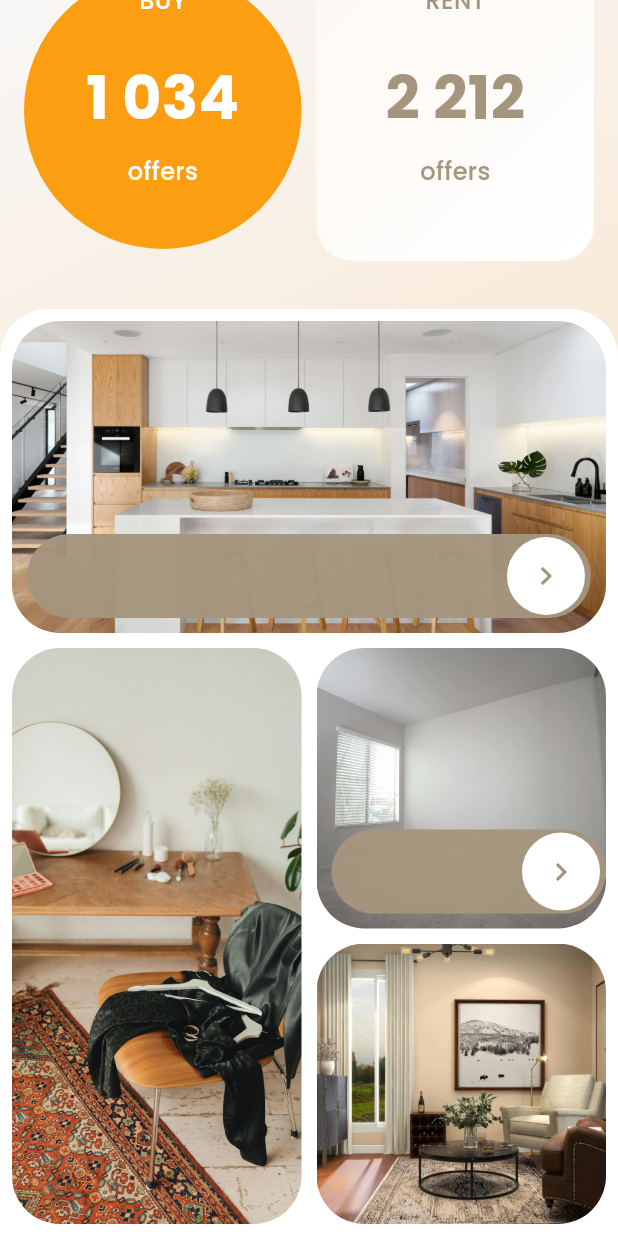
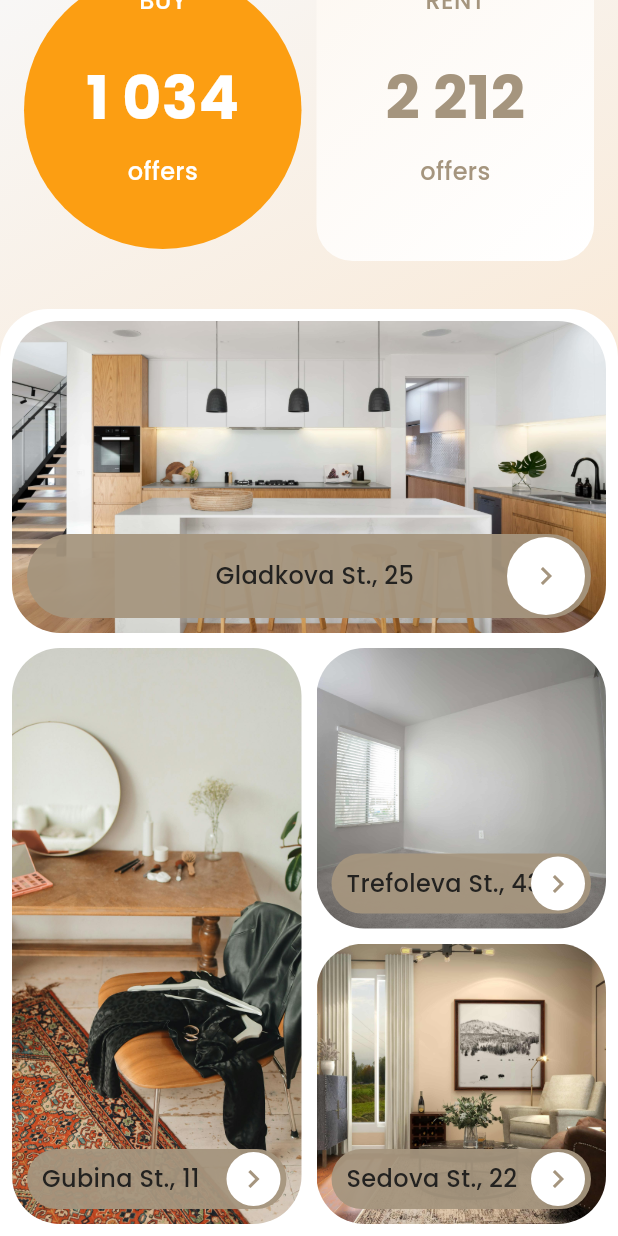
Before and after one commit to unknownaloy/moniepoint_task_01, a Flutter app: the screen it shows after launch, scrolled down 293 dp, on a phone screen of 412 x 824 dp. Run offline on Flutter 3.47's test engine with Material 3 defaults, Android fonts, the phone set to English and light mode, and no system bars; our stand-ins replace google_fonts.

Commit message:
Implement slider animation

```diff
--- a/lib/screens/home_screen.dart
+++ b/lib/screens/home_screen.dart
@@ -1,5 +1,6 @@
 import 'package:flutter/material.dart';
 import 'package:moniepoint_task/widgets/buy_offers_ui.dart';
+import 'package:moniepoint_task/widgets/image_card.dart';
 import 'package:moniepoint_task/widgets/rent_offers_ui.dart';
 
 class HomeScreen extends StatefulWidget {
@@ -24,8 +25,9 @@ class _HomeScreenState extends State<HomeScreen> with TickerProviderStateMixin {
   late final Animation<Offset> _slideAnimation;
 
   late final Animation<double> _kitchenAnimation;
+  late final Animation<double> _windowAnimation;
 
-  late final Animation<double> _windowAnimation;
+  late final Animation<double> _bottomImageAnimation;
 
   @override
   void initState() {
@@ -109,7 +111,7 @@ class _HomeScreenState extends State<HomeScreen> with TickerProviderStateMixin {
         curve: const Interval(
           0.40,
           0.50,
-          curve: Curves.easeIn,
+          curve: Curves.decelerate,
         ),
       ),
     );
@@ -120,6 +122,17 @@ class _HomeScreenState extends State<HomeScreen> with TickerProviderStateMixin {
         curve: const Interval(
           0.55,
           0.65,
+          curve: Curves.easeIn,
+        ),
+      ),
+    );
+
+    _bottomImageAnimation = Tween<double>(begin: 0, end: 1).animate(
+      CurvedAnimation(
+        parent: _animationController,
+        curve: const Interval(
+          0.55,
+          0.75,
           curve: Curves.easeIn,
         ),
       ),
@@ -322,48 +335,15 @@ class _HomeScreenState extends State<HomeScreen> with TickerProviderStateMixin {
                     child: Column(
                       mainAxisAlignment: MainAxisAlignment.end,
                       children: [
-                        Container(
-                          width: double.infinity,
-                          alignment: Alignment.bottomLeft,
-                          padding: const EdgeInsets.only(
-                            left: 10,
-                            bottom: 10,
-                            right: 10,
-                          ),
+                        ImageCard(
+                          assetPath: 'assets/images/kitchen.jpg',
+                          sliderText: "Gladkova St., 25",
+                          textOpacity: _kitchenAnimation.value == 1 ? _kitchenAnimation.value : 0,
+                          sliderTextAlignment: Alignment.center,
+                          sliderWidth: _kitchenAnimation.value *
+                              MediaQuery.of(context).size.width,
+                          sliderHeight: 56,
                           height: 208,
-                          decoration: const BoxDecoration(
-                            borderRadius: BorderRadius.all(
-                              Radius.circular(32),
-                            ),
-                            // color: Colors.grey,
-                            image: DecorationImage(
-                              image: AssetImage('assets/images/kitchen.jpg'),
-                              fit: BoxFit.cover,
-                            ),
-                          ),
-                          child: Container(
-                            padding: const EdgeInsets.all(2),
-                            width: (_kitchenAnimation.value *
-                                MediaQuery.of(context).size.width) + 56,
-                            height: 56,
-                            decoration: BoxDecoration(
-                              color: const Color(0xffA5957E).withAlpha(248),
-                              borderRadius: const BorderRadius.all(
-                                Radius.circular(32),
-                              ),
-                            ),
-                            child: const Align(
-                              alignment: Alignment.centerRight,
-                              child: CircleAvatar(
-                                radius: 28,
-                                backgroundColor: Colors.white,
-                                child: Icon(
-                                  Icons.chevron_right,
-                                  color: Color(0xffA5957E),
-                                ),
-                              ),
-                            ),
-                          ),
                         ),
                         const SizedBox(
                           height: 10,
@@ -373,19 +353,13 @@ class _HomeScreenState extends State<HomeScreen> with TickerProviderStateMixin {
                             mainAxisAlignment: MainAxisAlignment.spaceBetween,
                             children: [
                               Expanded(
-                                child: Container(
+                                child: ImageCard(
+                                  assetPath: 'assets/images/chair_on_rug.jpg',
+                                  sliderText: "Gubina St., 11",
+                                  textOpacity: _bottomImageAnimation.value == 1 ? _bottomImageAnimation.value : 0,
                                   height: 384,
-                                  decoration: const BoxDecoration(
-                                    borderRadius: BorderRadius.all(
-                                      Radius.circular(32),
-                                    ),
-                                    image: DecorationImage(
-                                      image: AssetImage(
-                                        'assets/images/chair_on_rug.jpg',
-                                      ),
-                                      fit: BoxFit.cover,
-                                    ),
-                                  ),
+                                  sliderWidth: _bottomImageAnimation.value *
+                                      MediaQuery.of(context).size.width,
                                 ),
                               ),
                               const SizedBox(
@@ -395,64 +369,26 @@ class _HomeScreenState extends State<HomeScreen> with TickerProviderStateMixin {
                                 child: Column(
                                   children: [
                                     Expanded(
-                                      child: Container(
-                                        width: double.infinity,
-                                        alignment: Alignment.bottomLeft,
-                                        padding: const EdgeInsets.only(
-                                          left: 10, bottom: 10, right: 0,
-                                        ),
-                                        decoration: const BoxDecoration(
-                                          borderRadius: BorderRadius.all(
-                                            Radius.circular(32),
-                                          ),
-                                          image: DecorationImage(
-                                            image: AssetImage(
-                                              'assets/images/window.jpg',
-                                            ),
-                                            fit: BoxFit.cover,
-                                          ),
-                                        ),
-                                        child: Container(
-                                          padding: const EdgeInsets.all(2),
-                                          width: (_windowAnimation.value *
-                                              MediaQuery.of(context).size.width) + 56,
-                                          height: 56,
-                                          decoration: BoxDecoration(
-                                            color: const Color(0xffA5957E).withAlpha(248),
-                                            borderRadius: const BorderRadius.all(
-                                              Radius.circular(32),
-                                            ),
-                                          ),
-                                          child: const Align(
-                                            alignment: Alignment.centerRight,
-                                            child: CircleAvatar(
-                                              radius: 28,
-                                              backgroundColor: Colors.white,
-                                              child: Icon(
-                                                Icons.chevron_right,
-                                                color: Color(0xffA5957E),
-                                              ),
-                                            ),
-                                          ),
-                                        ),
+                                      child: ImageCard(
+                                        assetPath: 'assets/images/window.jpg',
+                                        sliderText: "Trefoleva St., 43",
+                                        textOpacity: _windowAnimation.value == 1 ? _windowAnimation.value : 0,
+                                        sliderWidth: _windowAnimation.value *
+                                            MediaQuery.of(context).size.width,
                                       ),
                                     ),
                                     const SizedBox(
                                       height: 10,
                                     ),
                                     Expanded(
-                                      child: Container(
-                                        decoration: const BoxDecoration(
-                                          borderRadius: BorderRadius.all(
-                                            Radius.circular(32),
-                                          ),
-                                          image: DecorationImage(
-                                            image: AssetImage(
-                                              'assets/images/sitting_room.jpg',
-                                            ),
-                                            fit: BoxFit.cover,
-                                          ),
-                                        ),
+                                      child: ImageCard(
+                                        assetPath:
+                                            'assets/images/sitting_room.jpg',
+                                        sliderText: "Sedova St., 22",
+                                        textOpacity: _bottomImageAnimation.value == 1 ? _bottomImageAnimation.value : 0,
+                                        sliderWidth: _bottomImageAnimation
+                                                .value *
+                                            MediaQuery.of(context).size.width,
                                       ),
                                     ),
                                   ],
--- a/lib/widgets/image_card.dart
+++ b/lib/widgets/image_card.dart
@@ -0,0 +1,88 @@
+import 'package:flutter/material.dart';
+
+class ImageCard extends StatelessWidget {
+  const ImageCard({
+    required this.assetPath,
+    required this.sliderWidth,
+    this.sliderHeight = 40,
+    required this.sliderText,
+    required this.textOpacity,
+    this.sliderTextAlignment = Alignment.centerLeft,
+    this.height,
+    super.key,
+  });
+
+  final String assetPath;
+  final double sliderWidth;
+  final double sliderHeight;
+  final String sliderText;
+  final double textOpacity;
+  final Alignment sliderTextAlignment;
+  final double? height;
+
+  @override
+  Widget build(BuildContext context) {
+    return Container(
+      alignment: Alignment.bottomLeft,
+      width: double.infinity,
+      height: height,
+      padding: const EdgeInsets.only(
+        left: 10,
+        bottom: 10,
+        right: 10,
+      ),
+      decoration: BoxDecoration(
+        borderRadius: const BorderRadius.all(
+          Radius.circular(32),
+        ),
+        image: DecorationImage(
+          image: AssetImage(
+            assetPath,
+          ),
+          fit: BoxFit.cover,
+        ),
+      ),
+      child: Container(
+        padding: const EdgeInsets.only(left: 10, top: 2, bottom: 2, right: 2),
+        width: sliderWidth + sliderHeight,
+        height: sliderHeight,
+        decoration: BoxDecoration(
+          color: const Color(0xffA5957E).withAlpha(240),
+          borderRadius: const BorderRadius.all(
+            Radius.circular(32),
+          ),
+        ),
+        child: Stack(
+          children: [
+            Align(
+              alignment: sliderTextAlignment,
+              child: Opacity(
+                opacity: textOpacity,
+                child: Text(
+                  sliderText,
+                  textAlign: TextAlign.center,
+                  style: const TextStyle(
+                    color: Color(0xff232220),
+                    fontSize: 16,
+                    fontWeight: FontWeight.w500,
+                  ),
+                ),
+              ),
+            ),
+            Align(
+              alignment: Alignment.centerRight,
+              child: CircleAvatar(
+                radius: sliderHeight / 2,
+                backgroundColor: Colors.white,
+                child: const Icon(
+                  Icons.chevron_right,
+                  color: Color(0xffA5957E),
+                ),
+              ),
+            ),
+          ],
+        ),
+      ),
+    );
+  }
+}
--- a/pubspec.yaml
+++ b/pubspec.yaml
@@ -14,6 +14,7 @@ dependencies:
     sdk: flutter
   google_fonts: 6.1.0
   cupertino_icons: ^1.0.2
+  dot_navigation_bar: ^1.0.2
 
 dev_dependencies:
   flutter_test:
```
Also changed, not shown: pubspec.lock.
